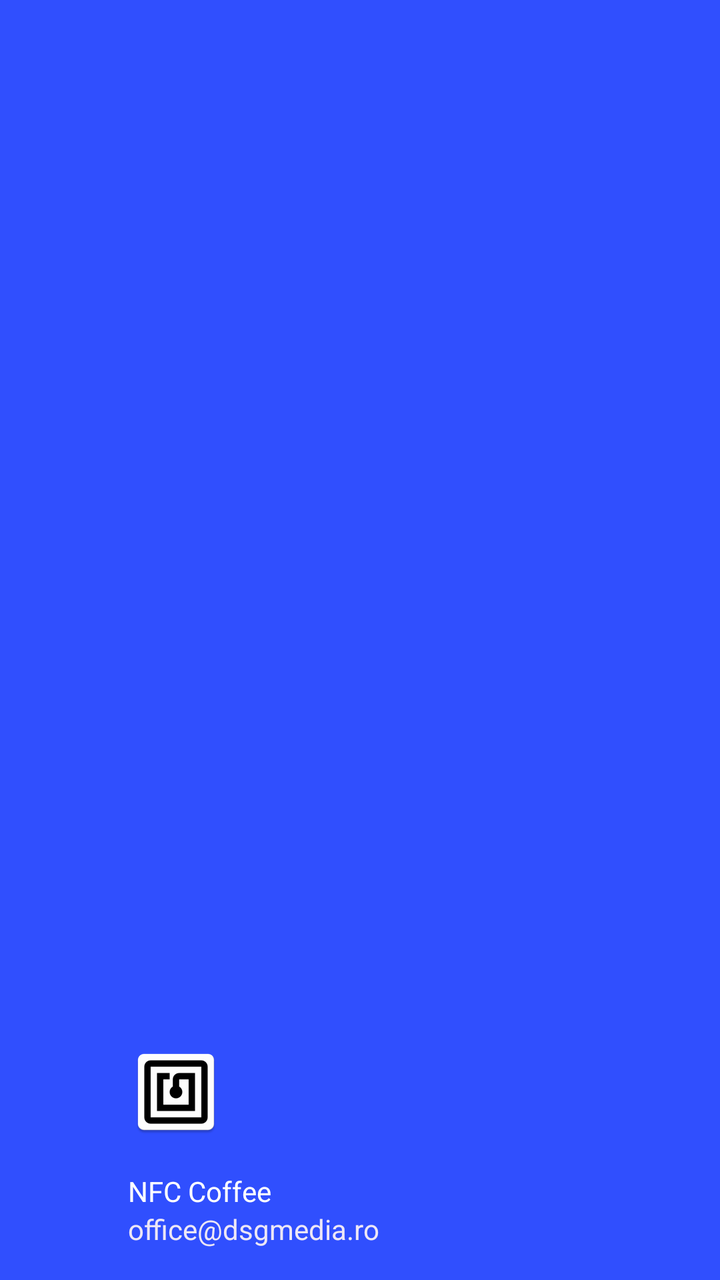
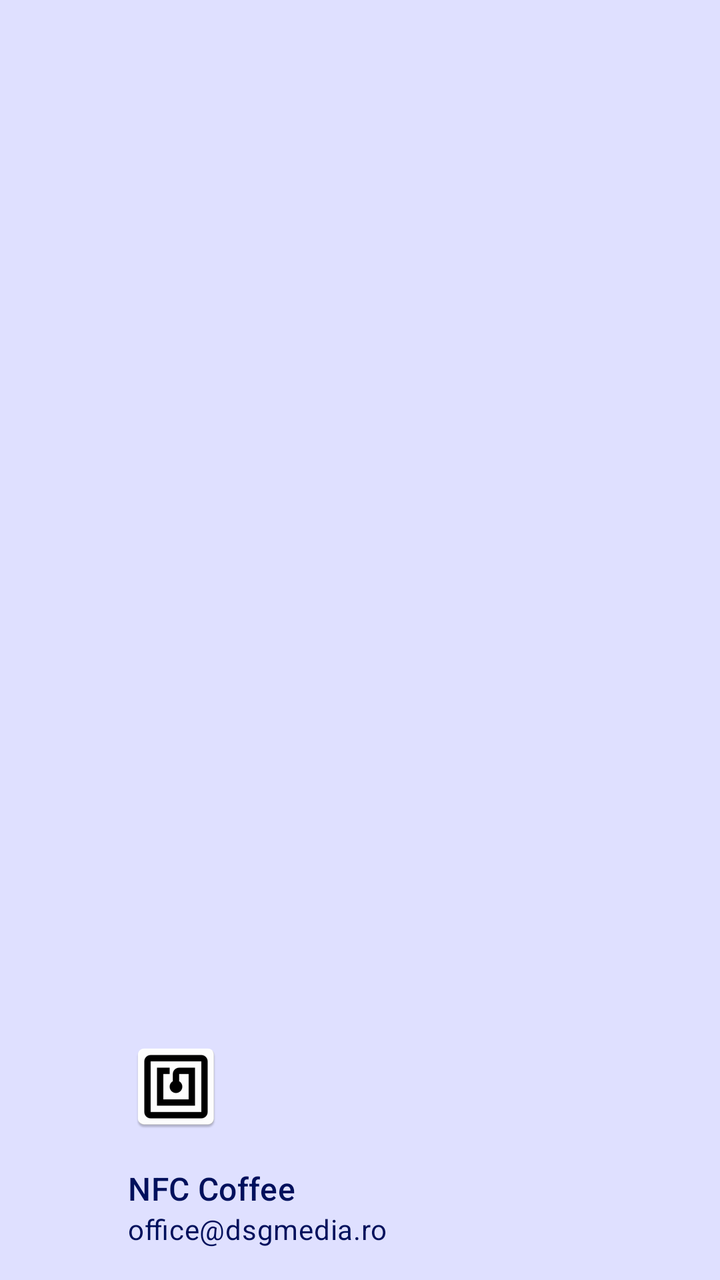

An Android layout rendered at two revisions. The XML below is the earlier revision; the diff shows what the commit changed to produce the second picture.
<!-- AndroidManifest.xml: application theme AppTheme -->
<!-- res/layout/nav_header.xml -->
<?xml version="1.0" encoding="utf-8"?>
<LinearLayout xmlns:android="http://schemas.android.com/apk/res/android"
    xmlns:app="http://schemas.android.com/apk/res-auto"
    android:layout_width="match_parent"
    android:layout_height="@dimen/nav_header_height"
    android:background="@color/colorPrimary"
    android:gravity="bottom"
    android:orientation="vertical"
    android:paddingBottom="@dimen/activity_vertical_margin"
    android:paddingLeft="@dimen/activity_horizontal_margin"
    android:paddingRight="@dimen/activity_horizontal_margin"
    android:paddingTop="@dimen/activity_vertical_margin"
    android:theme="@style/ThemeOverlay.AppCompat.Dark">

    <ImageView
        android:id="@+id/imageView"
        android:layout_width="wrap_content"
        android:layout_height="wrap_content"
        android:paddingTop="@dimen/nav_header_vertical_spacing"
        app:srcCompat="@mipmap/ic_launcher"
        android:contentDescription="@string/logo" />

    <TextView
        android:layout_width="match_parent"
        android:layout_height="wrap_content"
        android:paddingTop="@dimen/nav_header_vertical_spacing"
        android:text="@string/nfc_coffee"
        android:textAppearance="@style/TextAppearance.AppCompat.Body1" />

    <TextView
        android:id="@+id/textView"
        android:layout_width="wrap_content"
        android:layout_height="wrap_content"
        android:text="@string/office_dsgmedia_ro"
        android:textColor="#EDE7F6" />

</LinearLayout>
<!-- resources referenced by this layout -->
<resources>
  <color name="colorPrimary">#304ffe</color>
  <dimen name="activity_horizontal_margin">64dp</dimen>
  <dimen name="activity_vertical_margin">16dp</dimen>
  <dimen name="nav_header_height">160dp</dimen>
  <dimen name="nav_header_vertical_spacing">16dp</dimen>
  <!-- mipmap ic_launcher: png bitmap (mipmap-hdpi, 1207 bytes) -->
  <string name="logo">Logo</string>
  <string name="nfc_coffee">NFC Coffee</string>
  <string name="office_dsgmedia_ro">office@dsgmedia.ro</string>
  <style name="AppTheme" parent="Theme.AppCompat.Light.NoActionBar">
          
          <item name="colorPrimaryDark">@color/colorPrimaryDark</item>
          <item name="colorAccent">@color/colorAccent</item>
          <item name="windowActionBar">false</item>
          <item name="windowNoTitle">true</item>
          <item name="colorPrimary">@color/colorPrimary</item>
      </style>
  <color name="colorPrimaryDark">#303F9F</color>
  <color name="colorAccent">#ff4081</color>
</resources>

<!-- the commit's change to res/layout/nav_header.xml (unified diff, before → after) -->
@@ -3,35 +3,36 @@
     xmlns:app="http://schemas.android.com/apk/res-auto"
     android:layout_width="match_parent"
     android:layout_height="@dimen/nav_header_height"
-    android:background="@color/colorPrimary"
+    android:background="?attr/colorPrimaryContainer"
     android:gravity="bottom"
     android:orientation="vertical"
-    android:paddingBottom="@dimen/activity_vertical_margin"
-    android:paddingLeft="@dimen/activity_horizontal_margin"
-    android:paddingRight="@dimen/activity_horizontal_margin"
+    android:paddingStart="@dimen/activity_horizontal_margin"
     android:paddingTop="@dimen/activity_vertical_margin"
-    android:theme="@style/ThemeOverlay.AppCompat.Dark">
+    android:paddingEnd="@dimen/activity_horizontal_margin"
+    android:paddingBottom="@dimen/activity_vertical_margin">
 
     <ImageView
         android:id="@+id/imageView"
         android:layout_width="wrap_content"
         android:layout_height="wrap_content"
+        android:contentDescription="@string/logo"
         android:paddingTop="@dimen/nav_header_vertical_spacing"
-        app:srcCompat="@mipmap/ic_launcher"
-        android:contentDescription="@string/logo" />
+        app:srcCompat="@mipmap/ic_launcher" />
 
     <TextView
         android:layout_width="match_parent"
         android:layout_height="wrap_content"
         android:paddingTop="@dimen/nav_header_vertical_spacing"
         android:text="@string/nfc_coffee"
-        android:textAppearance="@style/TextAppearance.AppCompat.Body1" />
+        android:textAppearance="?attr/textAppearanceTitleMedium"
+        android:textColor="?attr/colorOnPrimaryContainer" />
 
     <TextView
         android:id="@+id/textView"
         android:layout_width="wrap_content"
         android:layout_height="wrap_content"
         android:text="@string/office_dsgmedia_ro"
-        android:textColor="#EDE7F6" />
+        android:textAppearance="?attr/textAppearanceBodyMedium"
+        android:textColor="?attr/colorOnPrimaryContainer" />
 
 </LinearLayout>
<!-- resource entries referenced after the edit -->
@@ -1,6 +1,5 @@
 <!-- resources referenced by this layout -->
 <resources>
-  <color name="colorPrimary">#304ffe</color>
   <dimen name="activity_horizontal_margin">64dp</dimen>
   <dimen name="activity_vertical_margin">16dp</dimen>
   <dimen name="nav_header_height">160dp</dimen>
@@ -9,15 +8,24 @@
   <string name="logo">Logo</string>
   <string name="nfc_coffee">NFC Coffee</string>
   <string name="office_dsgmedia_ro">office@dsgmedia.ro</string>
-  <style name="AppTheme" parent="Theme.AppCompat.Light.NoActionBar">
-          
-          <item name="colorPrimaryDark">@color/colorPrimaryDark</item>
-          <item name="colorAccent">@color/colorAccent</item>
-          <item name="windowActionBar">false</item>
-          <item name="windowNoTitle">true</item>
-          <item name="colorPrimary">@color/colorPrimary</item>
+  <style name="AppTheme" parent="Theme.Material3.DayNight.NoActionBar">
+          <item name="colorPrimary">@color/md_primary</item>
+          <item name="colorOnPrimary">@color/md_on_primary</item>
+          <item name="colorPrimaryContainer">@color/md_primary_container</item>
+          <item name="colorOnPrimaryContainer">@color/md_on_primary_container</item>
+  
+          <item name="colorSecondary">@color/md_secondary</item>
+          <item name="colorOnSecondary">@color/md_on_secondary</item>
+          <item name="colorSecondaryContainer">@color/md_secondary_container</item>
+          <item name="colorOnSecondaryContainer">@color/md_on_secondary_container</item>
       </style>
-  <color name="colorPrimaryDark">#303F9F</color>
-  <color name="colorAccent">#ff4081</color>
+  <color name="md_primary">#304FFE</color>
+  <color name="md_on_primary">#FFFFFF</color>
+  <color name="md_primary_container">#DFE0FF</color>
+  <color name="md_on_primary_container">#00105C</color>
+  <color name="md_secondary">#5B5D72</color>
+  <color name="md_on_secondary">#FFFFFF</color>
+  <color name="md_secondary_container">#E0E1F9</color>
+  <color name="md_on_secondary_container">#181A2C</color>
 </resources>
 
